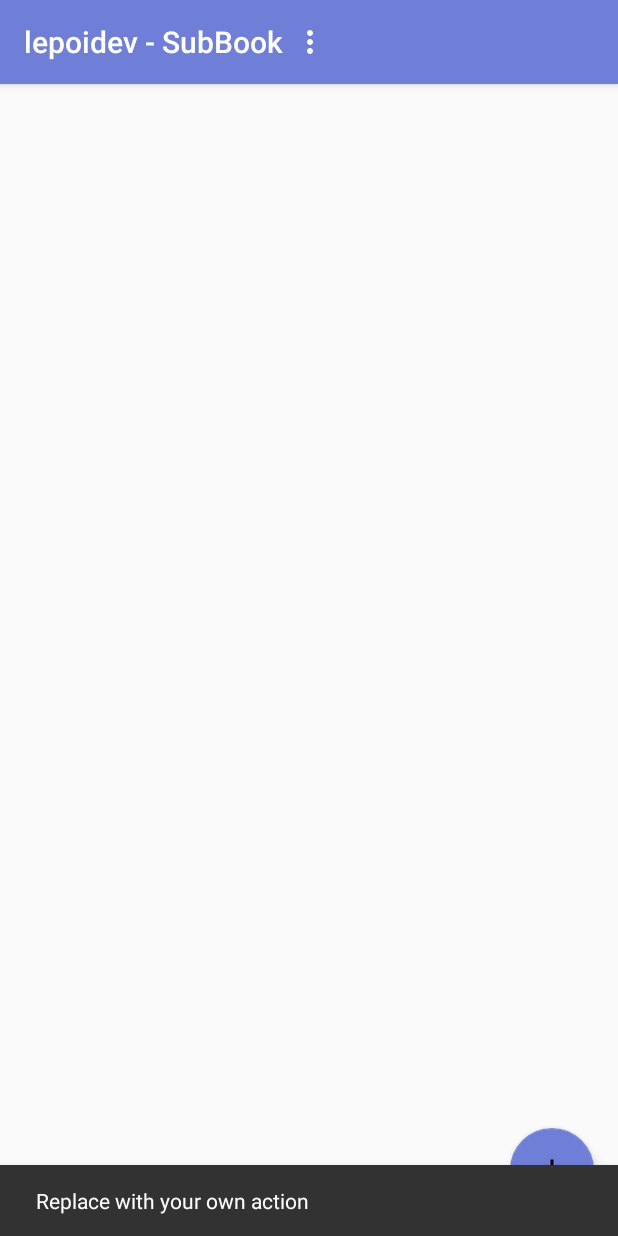
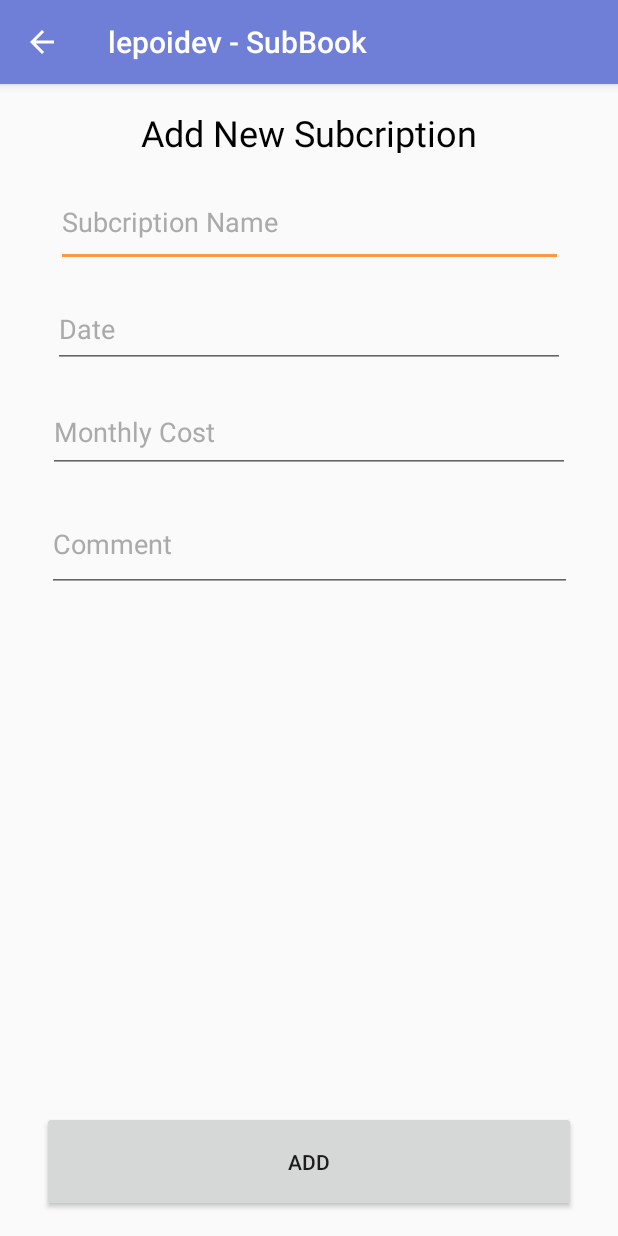
Before and after one commit to lepoidev/lepoidev-SubBook, an Android app: the screen it shows after launch (MainActivity before the commit, AddSubActivity after it), after a tap on an icon or button, on a phone screen of 412 x 824 dp. Run offline under Robolectric (Android 15) with nearby library versions, the phone set to English and light mode, and no system bars.

Commit message:
Func Update
 - made the + button open the new sub screen
 - added back button to the new sub screen

```diff
--- a/app/src/main/AndroidManifest.xml
+++ b/app/src/main/AndroidManifest.xml
@@ -19,6 +19,13 @@
                 <category android:name="android.intent.category.LAUNCHER" />
             </intent-filter>
         </activity>
+        <activity android:name=".AddSubActivity"
+            android:parentActivityName=".MainActivity">
+            <!-- The meta-data tag is required if you support API level 15 and lower -->
+            <meta-data
+                android:name="android.support.PARENT_ACTIVITY"
+                android:value=".MainActivity" />
+        </activity>
     </application>
 
 </manifest>
--- /dev/null
+++ b/app/src/main/java/com/example/lepoidev_subbook/AddSubActivity.java
@@ -0,0 +1,16 @@
+package com.example.lepoidev_subbook;
+
+import android.support.v7.app.AppCompatActivity;
+import android.os.Bundle;
+
+public class AddSubActivity extends AppCompatActivity {
+
+    @Override
+    protected void onCreate(Bundle savedInstanceState) {
+        super.onCreate(savedInstanceState);
+        setContentView(R.layout.activity_add_sub);
+
+        //TextView textview = findViewById(R.id.textView);
+        //TextView.setTes
+    }
+}
--- a/app/src/main/java/com/example/lepoidev_subbook/MainActivity.java
+++ b/app/src/main/java/com/example/lepoidev_subbook/MainActivity.java
@@ -1,6 +1,7 @@
 package com.example.lepoidev_subbook;
 
 import android.annotation.SuppressLint;
+import android.content.Intent;
 import android.os.Bundle;
 import android.support.design.widget.FloatingActionButton;
 import android.support.design.widget.Snackbar;
@@ -47,8 +48,12 @@ public class MainActivity extends AppCompatActivity {
         fab.setOnClickListener(new View.OnClickListener() {
             @Override
             public void onClick(View view) {
+                Intent intent = new Intent(MainActivity.this, AddSubActivity.class);
+                startActivity(intent);
+                /*
                 Snackbar.make(view, "Replace with your own action", Snackbar.LENGTH_LONG)
                         .setAction("Action", null).show();
+                        */
             }
         });
     }
@@ -116,4 +121,13 @@ public class MainActivity extends AppCompatActivity {
             e.printStackTrace();
         }
     }
+
+    public void editSub(){
+        //method to open edit activity
+    }
+    public void addSub(){
+        Intent intent = new Intent(this, AddSubActivity.class);
+        startActivity(intent);
+        //method to handle add activity
+    }
 }
--- /dev/null
+++ b/app/src/main/res/layout/activity_add_sub.xml
@@ -0,0 +1,98 @@
+<?xml version="1.0" encoding="utf-8"?>
+<android.support.constraint.ConstraintLayout xmlns:android="http://schemas.android.com/apk/res/android"
+    xmlns:app="http://schemas.android.com/apk/res-auto"
+    xmlns:tools="http://schemas.android.com/tools"
+    android:layout_width="match_parent"
+    android:layout_height="match_parent"
+    tools:context="com.example.lepoidev_subbook.AddSubActivity">
+
+    <TextView
+        android:id="@+id/textView"
+        android:layout_width="337dp"
+        android:layout_height="30dp"
+        android:layout_marginEnd="16dp"
+        android:layout_marginStart="16dp"
+        android:layout_marginTop="16dp"
+        android:text="Add New Subcription"
+        android:textAlignment="center"
+        android:textAppearance="@style/TextAppearance.AppCompat.Display1"
+        android:textColor="@android:color/black"
+        android:textSize="24sp"
+        app:layout_constraintEnd_toEndOf="parent"
+        app:layout_constraintStart_toStartOf="parent"
+        app:layout_constraintTop_toTopOf="parent" />
+
+    <Button
+        android:id="@+id/button_add"
+        android:layout_width="356dp"
+        android:layout_height="67dp"
+        android:layout_marginBottom="16dp"
+        android:layout_marginEnd="16dp"
+        android:layout_marginStart="16dp"
+        android:elevation="0dp"
+        android:text="Add"
+        app:layout_constraintBottom_toBottomOf="parent"
+        app:layout_constraintEnd_toEndOf="parent"
+        app:layout_constraintStart_toStartOf="parent" />
+
+    <EditText
+        android:id="@+id/editText3"
+        android:layout_width="338dp"
+        android:layout_height="60dp"
+        android:layout_marginEnd="16dp"
+        android:layout_marginStart="16dp"
+        android:layout_marginTop="16dp"
+        android:ems="10"
+        android:inputType="textPersonName"
+        android:text="Subcription Name"
+        android:textColor="@android:color/darker_gray"
+        app:layout_constraintEnd_toEndOf="parent"
+        app:layout_constraintStart_toStartOf="parent"
+        app:layout_constraintTop_toBottomOf="@+id/textView" />
+
+    <EditText
+        android:id="@+id/editText4"
+        android:layout_width="341dp"
+        android:layout_height="51dp"
+        android:layout_marginEnd="16dp"
+        android:layout_marginStart="16dp"
+        android:layout_marginTop="16dp"
+        android:ems="10"
+        android:inputType="textPersonName"
+        android:text="Date"
+        android:textColor="@android:color/darker_gray"
+        app:layout_constraintEnd_toEndOf="parent"
+        app:layout_constraintStart_toStartOf="parent"
+        app:layout_constraintTop_toBottomOf="@+id/editText3" />
+
+    <EditText
+        android:id="@+id/editText5"
+        android:layout_width="348dp"
+        android:layout_height="54dp"
+        android:layout_marginEnd="16dp"
+        android:layout_marginStart="16dp"
+        android:layout_marginTop="16dp"
+        android:ems="10"
+        android:inputType="textPersonName"
+        android:text="Monthly Cost"
+        android:textColor="@android:color/darker_gray"
+        app:layout_constraintEnd_toEndOf="parent"
+        app:layout_constraintStart_toStartOf="parent"
+        app:layout_constraintTop_toBottomOf="@+id/editText4" />
+
+    <EditText
+        android:id="@+id/editText6"
+        android:layout_width="350dp"
+        android:layout_height="63dp"
+        android:layout_marginEnd="16dp"
+        android:layout_marginStart="16dp"
+        android:layout_marginTop="16dp"
+        android:ems="10"
+        android:inputType="textPersonName"
+        android:text="Comment"
+        android:textColor="@android:color/darker_gray"
+        app:layout_constraintEnd_toEndOf="parent"
+        app:layout_constraintStart_toStartOf="parent"
+        app:layout_constraintTop_toBottomOf="@+id/editText5" />
+
+</android.support.constraint.ConstraintLayout>
--- a/app/src/main/res/layout/activity_main.xml
+++ b/app/src/main/res/layout/activity_main.xml
@@ -1,49 +1,39 @@
 <?xml version="1.0" encoding="utf-8"?>
-<android.support.constraint.ConstraintLayout xmlns:android="http://schemas.android.com/apk/res/android"
+<android.support.design.widget.CoordinatorLayout xmlns:android="http://schemas.android.com/apk/res/android"
     xmlns:app="http://schemas.android.com/apk/res-auto"
     xmlns:tools="http://schemas.android.com/tools"
-    android:id="@+id/coordinatorLayout"
     android:layout_width="match_parent"
     android:layout_height="match_parent"
     tools:context="com.example.lepoidev_subbook.MainActivity">
 
     <android.support.design.widget.AppBarLayout
-        android:id="@+id/appBarLayout"
-        android:layout_width="0dp"
+        android:layout_width="match_parent"
         android:layout_height="wrap_content"
-        android:theme="@style/AppTheme.AppBarOverlay"
-        app:layout_constraintEnd_toEndOf="parent"
-        app:layout_constraintStart_toStartOf="parent"
-        app:layout_constraintTop_toTopOf="parent">
+        android:theme="@style/AppTheme.AppBarOverlay">
 
         <android.support.v7.widget.Toolbar
             android:id="@+id/toolbar"
-            android:layout_width="wrap_content"
-            android:layout_height="wrap_content"
+            android:layout_width="match_parent"
+            android:layout_height="?attr/actionBarSize"
             android:background="?attr/colorPrimary"
             app:popupTheme="@style/AppTheme.PopupOverlay" />
 
     </android.support.design.widget.AppBarLayout>
 
     <include
-        android:id="@+id/include"
-        layout="@layout/content_main"
-        android:layout_width="0dp"
-        android:layout_height="0dp"
-        app:layout_constraintBottom_toBottomOf="parent"
-        app:layout_constraintEnd_toEndOf="parent"
-        app:layout_constraintStart_toStartOf="parent"
-        app:layout_constraintTop_toBottomOf="@+id/appBarLayout" />
+        android:id="@+id/include2"
+        layout="@layout/content_main" />
 
     <android.support.design.widget.FloatingActionButton
         android:id="@+id/fab"
         android:layout_width="wrap_content"
-        android:layout_height="wrap_content"
-        android:layout_marginBottom="16dp"
-        android:layout_marginEnd="16dp"
+        android:layout_height="match_parent"
+        android:layout_gravity="bottom|end"
+        android:layout_margin="@dimen/fab_margin"
         app:backgroundTint="@color/colorPrimary"
-        app:layout_constraintBottom_toBottomOf="parent"
-        app:layout_constraintEnd_toEndOf="parent"
-        app:srcCompat="@drawable/ic_plus_black_48dp" />
+        app:elevation="0dp"
+        app:layout_anchor="@+id/include2"
+        app:layout_anchorGravity="right|bottom"
+        app:srcCompat="@drawable/plus" />
 
-</android.support.constraint.ConstraintLayout>
+</android.support.design.widget.CoordinatorLayout>
--- a/app/src/main/res/values/colors.xml
+++ b/app/src/main/res/values/colors.xml
@@ -2,5 +2,5 @@
 <resources>
     <color name="colorPrimary">#6f7fd7</color>
     <color name="colorPrimaryDark">#303F9F</color>
-    <color name="colorAccent">#FF4081</color>
+    <color name="colorAccent">#ff9640</color>
 </resources>
```
